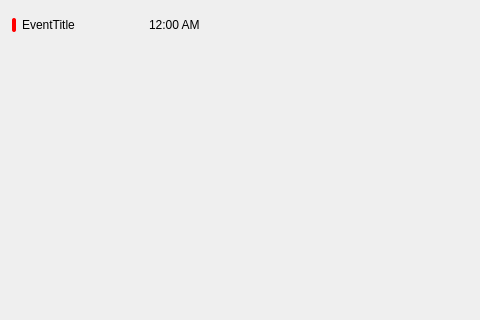
Before: the Qt Designer form view/eventMonthView.ui in martin-cao/EverCal, drawn with Qt 5; both pictures show x 0 to 480 and y 0 to 320 of the 652 by 551 pixel window.
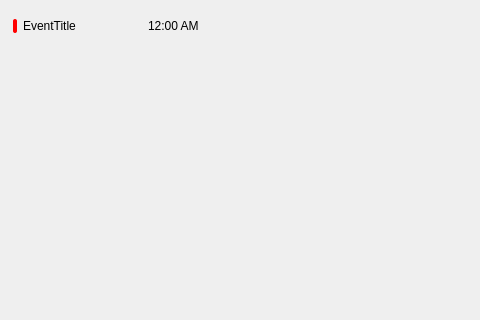
After: the same form once the commit is applied.

```diff
--- a/view/eventMonthView.ui
+++ b/view/eventMonthView.ui
@@ -13,16 +13,16 @@
   <property name="windowTitle">
    <string>Form</string>
   </property>
-  <widget class="QWidget" name="layoutWidget">
+  <widget class="QWidget" name="">
    <property name="geometry">
     <rect>
-     <x>12</x>
-     <y>13</y>
-     <width>193</width>
-     <height>24</height>
+     <x>13</x>
+     <y>15</y>
+     <width>191</width>
+     <height>22</height>
     </rect>
    </property>
-   <layout class="QHBoxLayout" name="horizontalLayout_2">
+   <layout class="QHBoxLayout" name="horizontalLayout">
     <item>
      <widget class="QLabel" name="label_eventMonthView_calendarLabel">
       <property name="sizePolicy">
@@ -63,8 +63,6 @@
      </widget>
     </item>
     <item>
-     <layout class="QHBoxLayout" name="horizontalLayout">
-      <item>
        <widget class="QLabel" name="label_eventMonthView_eventTitle">
         <property name="sizePolicy">
          <sizepolicy hsizetype="Expanding" vsizetype="Expanding">
@@ -126,8 +124,6 @@
          <string>12:00 AM</string>
         </property>
        </widget>
-      </item>
-     </layout>
     </item>
    </layout>
   </widget>
```
Lines whose indentation alone changed are shown as unchanged.
